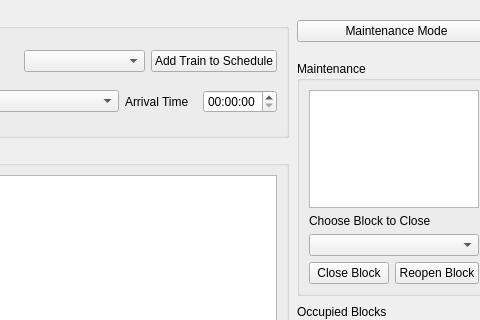
asmithie13/ECE-1140, file CTC/CTC_UI.ui: the form before one commit; both pictures show x 336 to 816 and y 0 to 320 of the 1047 by 673 pixel window.
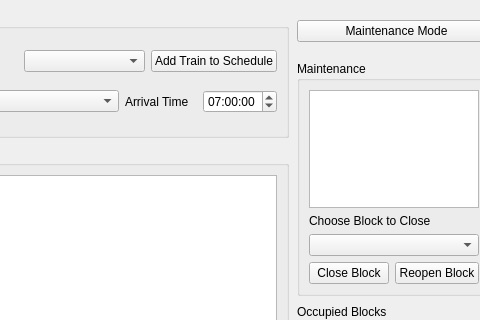
The form after the commit.

Commit message: Time starts at 7 AM

What changed in the file:
```diff
--- a/CTC/CTC_UI.ui
+++ b/CTC/CTC_UI.ui
@@ -564,7 +564,15 @@
                   </widget>
                  </item>
                  <item>
-                  <widget class="QTimeEdit" name="ArrivalTimeEdit"/>
+                  <widget class="QTimeEdit" name="ArrivalTimeEdit">
+                   <property name="time">
+                    <time>
+                     <hour>7</hour>
+                     <minute>0</minute>
+                     <second>0</second>
+                    </time>
+                   </property>
+                  </widget>
                  </item>
                 </layout>
                </item>
```
The commit also changes 2 other files.
